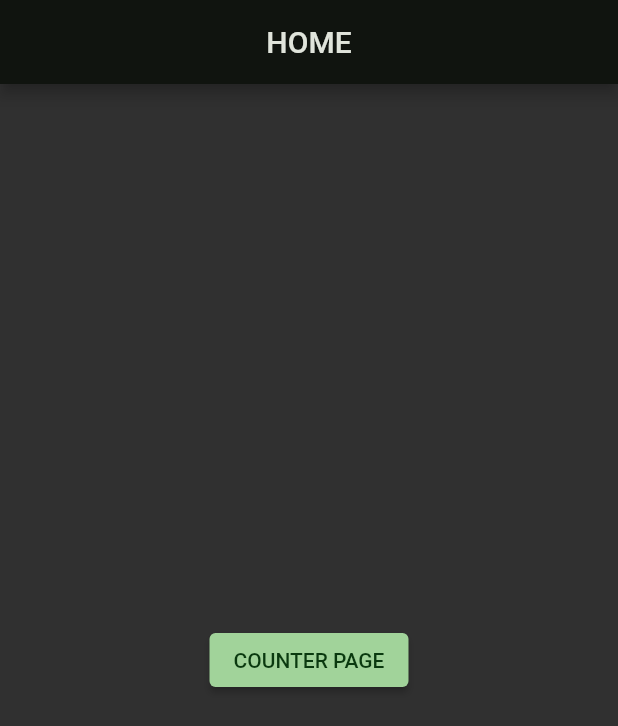
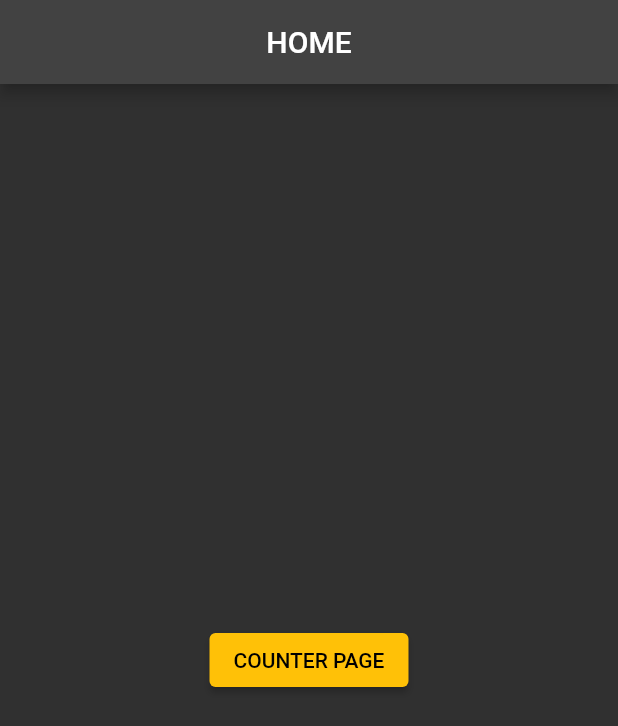
Before and after one commit to Tukhtamurodov-Sardorbek/50.Riverpod, a Flutter app: the screen it shows after launch, on a phone screen of 412 x 824 dp. Shown: the top 726 px of the screen. Run offline on Flutter 3.47's test engine with Material 2 defaults, Android fonts, the phone set to English and light mode, and no system bars; our stand-ins replace flutter_riverpod.

Commit message:
🔥 Code Update 🔥

```diff
--- a/lib/main.dart
+++ b/lib/main.dart
@@ -18,12 +18,10 @@ class MyApp extends StatelessWidget {
       debugShowCheckedModeBanner: false,
 
       theme: ThemeData(
-        primarySwatch: Colors.blue,
-        colorScheme: ColorScheme.fromSeed(
-          seedColor: Colors.green,
-          brightness: Brightness.dark,
-          secondary: const Color(0xff003909),
-        ),
+        primarySwatch: Colors.amber,
+        primaryColor: Colors.amber,
+        accentColor: Colors.amber,
+        brightness: Brightness.dark,
       ),
 
       home: const HomePage(),
--- a/lib/pages/counter_page/counter_page.dart
+++ b/lib/pages/counter_page/counter_page.dart
@@ -17,8 +17,10 @@ class CounterPage extends StatelessWidget {
         ),
       ),
       floatingActionButton: FloatingActionButton(
+        // backgroundColor: Theme.of(context).primaryColor,
+        // foregroundColor: Colors.black,
+        onPressed: () {},
         child: const Icon(Icons.add),
-        onPressed: () {},
       ),
     );
   }
```
